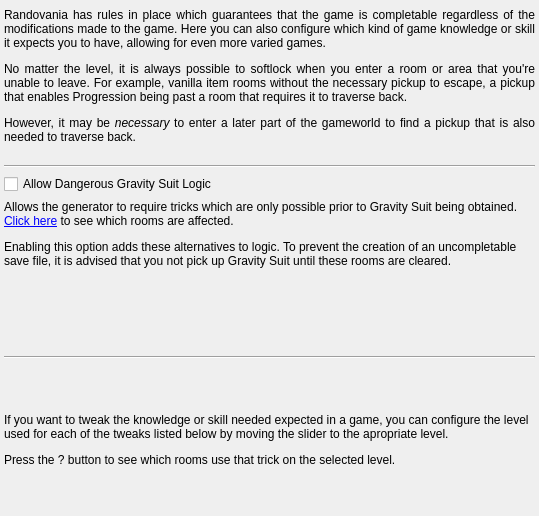
This is randovania/gui/ui_files/preset_trick_level.ui in randovania/randovania as Qt 5 draws it before an edit. The edited form follows.
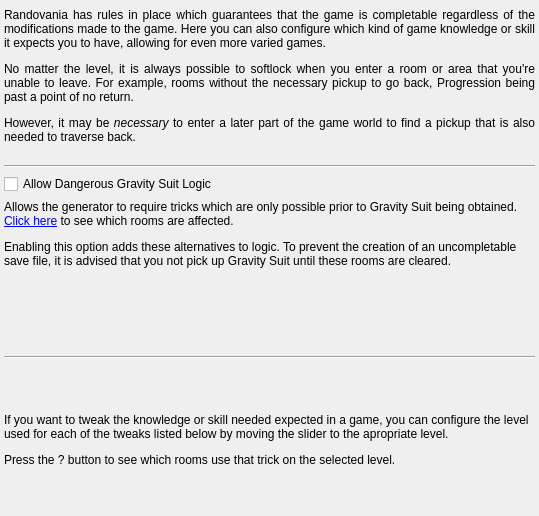
This is the edited form.

```diff
--- a/randovania/gui/ui_files/preset_trick_level.ui
+++ b/randovania/gui/ui_files/preset_trick_level.ui
@@ -69,7 +69,7 @@
         <item>
          <widget class="QLabel" name="logic_description_label">
           <property name="text">
-           <string>&lt;html&gt;&lt;head/&gt;&lt;body&gt;&lt;p align=&quot;justify&quot;&gt;Randovania has rules in place which guarantees that the game is completable regardless of the modifications made to the game. Here you can also configure which kind of game knowledge or skill it expects you to have, allowing for even more varied games.&lt;/p&gt;&lt;p align=&quot;justify&quot;&gt;No matter the level, it is always possible to softlock when you enter a room or area that you're unable to leave. For example, vanilla item rooms without the necessary pickup to escape, a pickup that enables Progression being past a room that requires it to traverse back.&lt;/p&gt;&lt;p align=&quot;justify&quot;&gt;However, it may be &lt;span style=&quot; font-style:italic;&quot;&gt;necessary&lt;/span&gt; to enter a later part of the gameworld to find a pickup that is also needed to traverse back.&lt;/p&gt;&lt;/body&gt;&lt;/html&gt;</string>
+           <string>&lt;html&gt;&lt;head/&gt;&lt;body&gt;&lt;p align=&quot;justify&quot;&gt;Randovania has rules in place which guarantees that the game is completable regardless of the modifications made to the game. Here you can also configure which kind of game knowledge or skill it expects you to have, allowing for even more varied games.&lt;/p&gt;&lt;p align=&quot;justify&quot;&gt;No matter the level, it is always possible to softlock when you enter a room or area that you're unable to leave. For example, rooms without the necessary pickup to go back, Progression being past a point of no return.&lt;/p&gt;&lt;p align=&quot;justify&quot;&gt;However, it may be &lt;span style=&quot; font-style:italic;&quot;&gt;necessary&lt;/span&gt; to enter a later part of the game world to find a pickup that is also needed to traverse back.&lt;/p&gt;&lt;/body&gt;&lt;/html&gt;</string>
           </property>
           <property name="alignment">
            <set>Qt::AlignLeading|Qt::AlignLeft|Qt::AlignTop</set>
```
